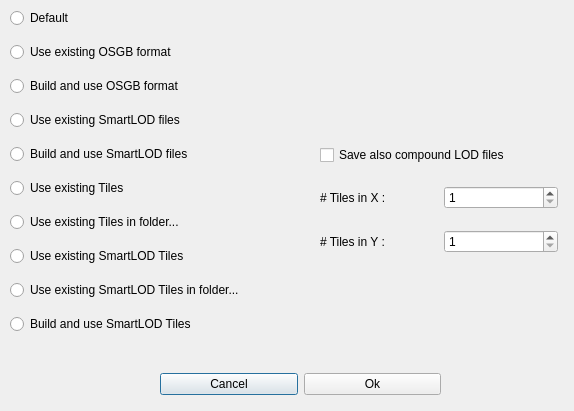
Old version of the form Src/3DMetrics/model_loadingmode_dialog.ui in the repository IfremerUnderwater/3DMetrics.
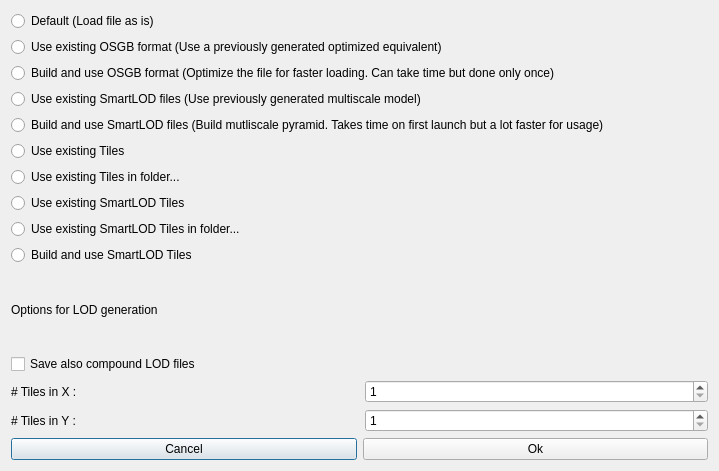
New version of the form.

Commit message: Make some windows resizable

Patch:
```diff
--- a/Src/3DMetrics/model_loadingmode_dialog.ui
+++ b/Src/3DMetrics/model_loadingmode_dialog.ui
@@ -6,22 +6,15 @@
    <rect>
     <x>0</x>
     <y>0</y>
-    <width>574</width>
-    <height>411</height>
+    <width>719</width>
+    <height>471</height>
    </rect>
   </property>
   <property name="windowTitle">
    <string>Model Loading Mode Dialog</string>
   </property>
-  <widget class="QWidget" name="layoutWidget">
-   <property name="geometry">
-    <rect>
-     <x>10</x>
-     <y>0</y>
-     <width>296</width>
-     <height>351</height>
-    </rect>
-   </property>
+  <layout class="QVBoxLayout" name="verticalLayout_3">
+   <item>
    <layout class="QVBoxLayout" name="verticalLayout">
     <item>
      <widget class="QRadioButton" name="defaultRadio">
@@ -29,7 +22,7 @@
        <string>Use standard file loading</string>
       </property>
       <property name="text">
-       <string>Default</string>
+        <string>Default (Load file as is)</string>
       </property>
      </widget>
     </item>
@@ -39,7 +32,7 @@
        <string>Use existing osgb file</string>
       </property>
       <property name="text">
-       <string>Use existing OSGB format</string>
+        <string>Use existing OSGB format (Use a previously generated optimized equivalent)</string>
       </property>
      </widget>
     </item>
@@ -49,7 +42,7 @@
        <string>Build osgb file and use it</string>
       </property>
       <property name="text">
-       <string>Build and use OSGB format</string>
+        <string>Build and use OSGB format (Optimize the file for faster loading. Can take time but done only once)</string>
       </property>
      </widget>
     </item>
@@ -59,7 +52,7 @@
        <string>Use existing Smart LOD files</string>
       </property>
       <property name="text">
-       <string>Use existing SmartLOD files</string>
+        <string>Use existing SmartLOD files (Use previously generated multiscale model)</string>
       </property>
      </widget>
     </item>
@@ -69,7 +62,7 @@
        <string>Build Smart LOD files and use them</string>
       </property>
       <property name="text">
-       <string>Build and use SmartLOD files</string>
+        <string>Build and use SmartLOD files (Build mutliscale pyramid. Takes time on first launch but a lot faster for usage)</string>
       </property>
      </widget>
     </item>
@@ -124,17 +117,16 @@
      </widget>
     </item>
    </layout>
-  </widget>
-  <widget class="QWidget" name="layoutWidget">
-   <property name="geometry">
-    <rect>
-     <x>320</x>
-     <y>130</y>
-     <width>238</width>
-     <height>141</height>
-    </rect>
-   </property>
+   </item>
+   <item>
    <layout class="QVBoxLayout" name="verticalLayout_2">
+     <item>
+      <widget class="QLabel" name="label">
+       <property name="text">
+        <string>Options for LOD generation</string>
+       </property>
+      </widget>
+     </item>
     <item>
      <widget class="QCheckBox" name="saveCompoudCheck">
       <property name="toolTip">
@@ -194,16 +186,8 @@
      </layout>
     </item>
    </layout>
-  </widget>
-  <widget class="QWidget" name="layoutWidget">
-   <property name="geometry">
-    <rect>
-     <x>160</x>
-     <y>370</y>
-     <width>281</width>
-     <height>29</height>
-    </rect>
-   </property>
+   </item>
+   <item>
    <layout class="QHBoxLayout" name="horizontalLayout_3">
     <item>
      <widget class="QPushButton" name="cancelButton">
@@ -220,7 +204,8 @@
      </widget>
     </item>
    </layout>
-  </widget>
+   </item>
+  </layout>
  </widget>
  <resources/>
  <connections/>
```
Lines whose indentation alone changed are shown as unchanged. The commit also changes 2 other files.
